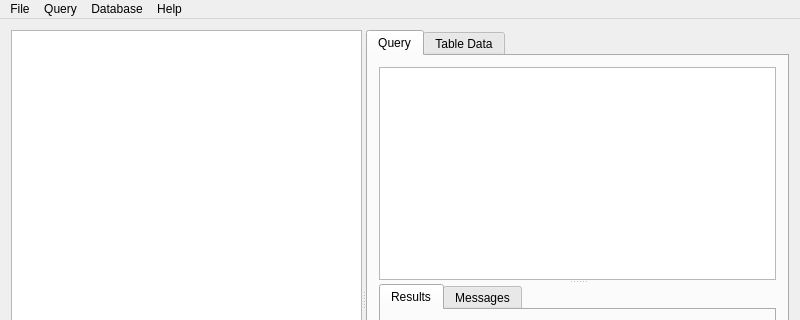
Above: src/gui/mainwindow.ui from christianhelle/sqlitequery before the change; both pictures show x 0 to 800 and y 0 to 320 of the 800 by 600 pixel window. Below: the same form after it.
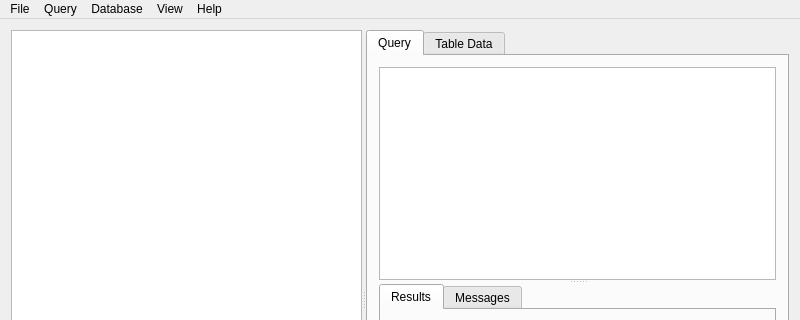
That is the form after the change.

Commit message: add a view menu that zooms the editor and the tree

```diff
--- a/src/gui/mainwindow.ui
+++ b/src/gui/mainwindow.ui
@@ -129,6 +129,14 @@
                 <addaction name="menuExport_Data"/>
                 <addaction name="actionCancel"/>
             </widget>
+            <widget class="QMenu" name="menuView">
+                <property name="title">
+                    <string>View</string>
+                </property>
+                <addaction name="actionZoom_In"/>
+                <addaction name="actionZoom_Out"/>
+                <addaction name="actionReset_Zoom"/>
+            </widget>
             <widget class="QMenu" name="menuHelp">
                 <property name="title">
                     <string>Help</string>
@@ -138,6 +146,7 @@
             <addaction name="menuFile"/>
             <addaction name="menuQuery"/>
             <addaction name="menuDatabase"/>
+            <addaction name="menuView"/>
             <addaction name="menuHelp"/>
         </widget>
         <widget class="QStatusBar" name="statusBar"/>
```
Left out of the diff: 24 changed lines with no effect on the pictures. The commit also changes 2 other files.
